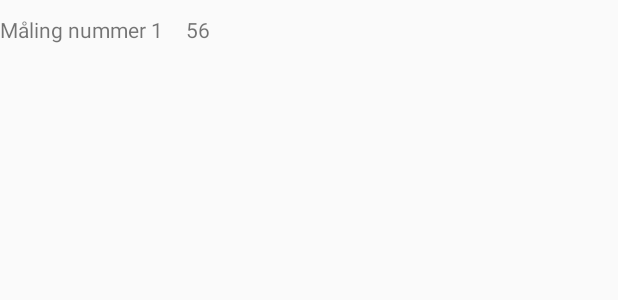
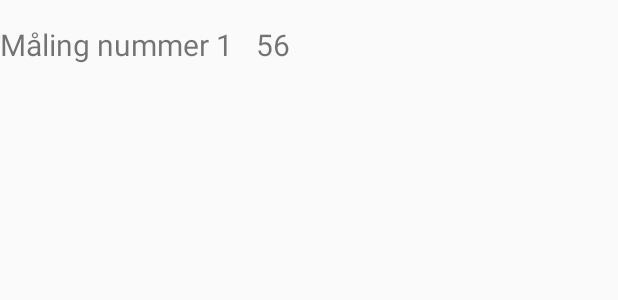
Before and after one commit to wintheer/Densiometer, an Android app: the layout measurement_list_item.xml on its own in the app's theme, with its tools: preview values and no code run, on a phone screen of 412 x 824 dp. Shown: the top 300 px of the screen. Run offline under Robolectric (Android 15) with nearby library versions, the phone set to English and light mode, and no system bars.

Commit message:
Larger texts for Frederik

```diff
--- a/app/src/main/res/layout/measurement_list_item.xml
+++ b/app/src/main/res/layout/measurement_list_item.xml
@@ -7,6 +7,7 @@
         android:id="@+id/measurement_list_item_id_text"
         android:layout_width="wrap_content"
         android:layout_height="wrap_content"
+        android:textSize="20dp"
         android:text="Måling nummer 1"
         android:layout_centerVertical="true"
         android:layout_alignParentStart="true" />
@@ -16,14 +17,15 @@
         android:layout_width="wrap_content"
         android:layout_height="wrap_content"
         android:text="56"
+        android:textSize="20dp"
         android:layout_marginStart="15dp"
         android:layout_centerVertical="true"
         android:layout_toEndOf="@+id/measurement_list_item_id_text" />
 
     <ImageView
         android:id="@+id/measurement_list_item_image"
-        android:layout_width="40dp"
-        android:layout_height="40dp"
+        android:layout_width="60dp"
+        android:layout_height="60dp"
         android:layout_centerVertical="true"
         android:layout_alignParentEnd="true" />
 
```
